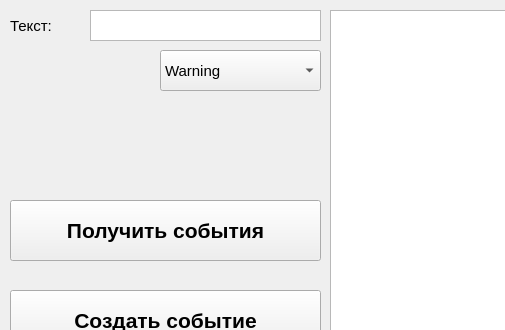
Qt form mainwindow.ui (edfefegeger/Qt_win_status) before a commit; both pictures show x 0 to 505 and y 0 to 330 of the 842 by 429 pixel window.
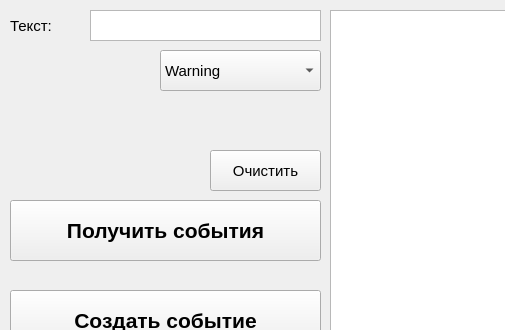
The same form after that commit.

Commit message: button clear

Diff of the .ui file:
```diff
--- a/mainwindow.ui
+++ b/mainwindow.ui
@@ -141,6 +141,19 @@
      <string>Получить события</string>
     </property>
    </widget>
+   <widget class="QPushButton" name="pushButton_3">
+    <property name="geometry">
+     <rect>
+      <x>210</x>
+      <y>150</y>
+      <width>111</width>
+      <height>41</height>
+     </rect>
+    </property>
+    <property name="text">
+     <string>Очистить</string>
+    </property>
+   </widget>
   </widget>
   <widget class="QMenuBar" name="menubar">
    <property name="geometry">
```
The commit also changes 2 other files.
